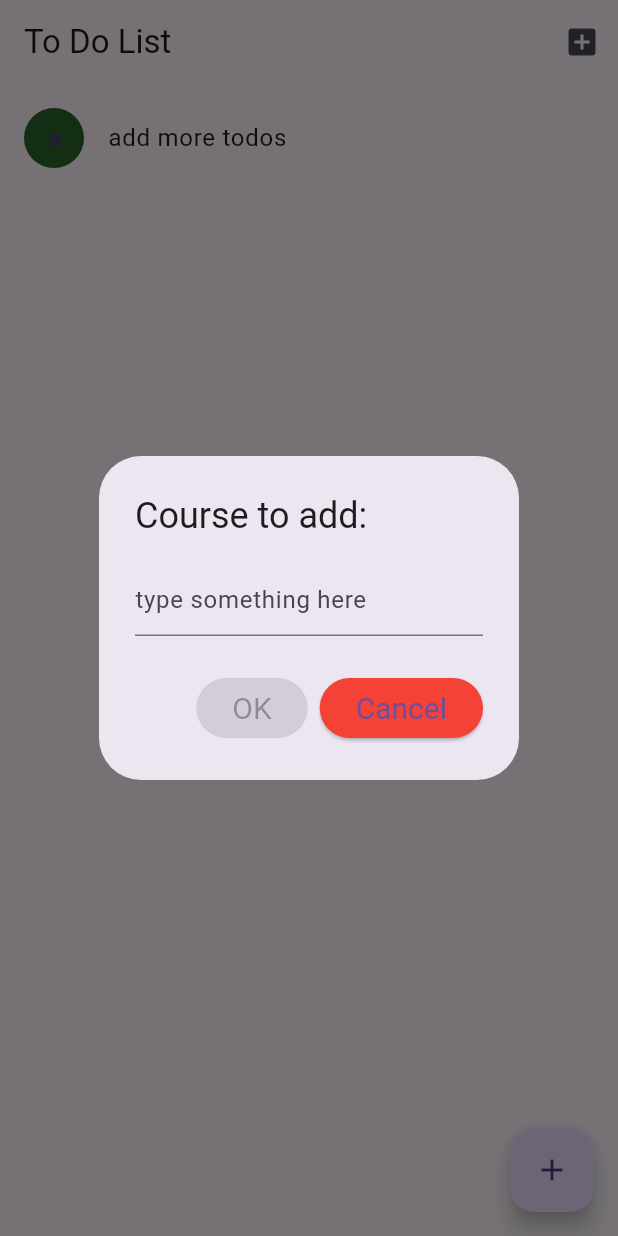
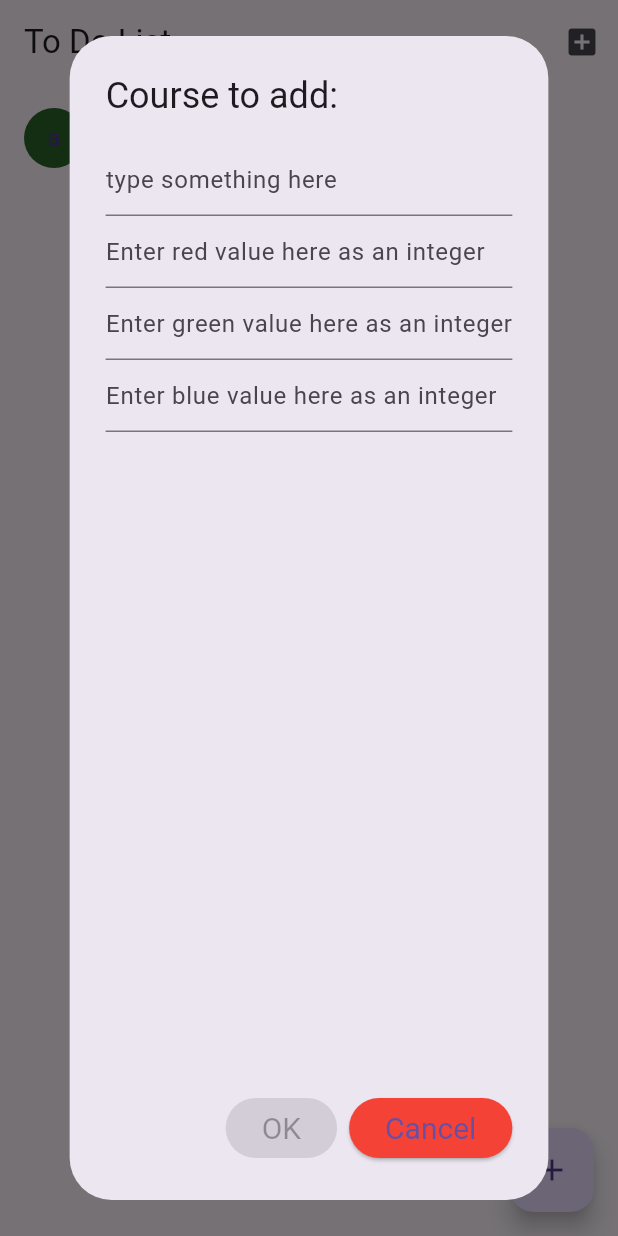
Before and after one commit to tuck3rb/emergency_checklists, a Flutter app: the screen it shows after launch, after a tap on the "add box" icon, on a phone screen of 412 x 824 dp. Run offline on Flutter 3.47's test engine with Material 3 defaults, Android fonts, the light colour scheme and no system bars.

Commit message:
Made new course dialog work
new course dialog now creates a course

```diff
--- a/to_dont_list/lib/widgets/new_course_dialog.dart
+++ b/to_dont_list/lib/widgets/new_course_dialog.dart
@@ -1,7 +1,7 @@
 import 'package:flutter/material.dart';
 
-typedef ToDoListAddedCallback = Function(
-    String value, TextEditingController textController, Color color);
+typedef CourseAddedCallback = Function(
+    String value, TextEditingController textController, String r, TextEditingController rController, String g, TextEditingController gController, String b, TextEditingController bController);
 
 class NewCourseDialog extends StatefulWidget {
   const NewCourseDialog({
@@ -9,7 +9,7 @@ class NewCourseDialog extends StatefulWidget {
     required this.onListAdded,
   });
 
-  final ToDoListAddedCallback onListAdded;
+  final CourseAddedCallback onListAdded;
 
   @override
   State<NewCourseDialog> createState() => _NewCourseDialogState();
@@ -18,18 +18,26 @@ class NewCourseDialog extends StatefulWidget {
 class _NewCourseDialogState extends State<NewCourseDialog> {
   // Dialog with text from https://www.appsdeveloperblog.com/alert-dialog-with-a-text-field-in-flutter/
   final TextEditingController _inputController = TextEditingController();
+  final TextEditingController _rController = TextEditingController();
+  final TextEditingController _gController = TextEditingController();
+  final TextEditingController _bController = TextEditingController();
   final ButtonStyle yesStyle = ElevatedButton.styleFrom(
       textStyle: const TextStyle(fontSize: 20), backgroundColor: Colors.green);
   final ButtonStyle noStyle = ElevatedButton.styleFrom(
       textStyle: const TextStyle(fontSize: 20), backgroundColor: Colors.red);
 
   String valueText = "";
+  String r = "";
+  String g = "";
+  String b = "";
 
   @override
   Widget build(BuildContext context) {
     return AlertDialog(
       title: const Text('Course to add:'),
-      content: TextField(
+      content: Column(
+        children: <Widget>[
+          TextField(
             onChanged: (value) {
               setState(() {
                 valueText = value;
@@ -37,6 +45,36 @@ class _NewCourseDialogState extends State<NewCourseDialog> {
             },
             controller: _inputController,
             decoration: const InputDecoration(hintText: "type something here"),
+          ),
+          TextField(
+            onChanged: (value) {
+              setState(() {
+                r = value;
+              });
+            },
+            controller: _rController,
+            decoration: const InputDecoration(hintText: 'Enter red value here as an integer'),
+          ),
+          TextField(
+            onChanged: (value) {
+              setState(() {
+                g = value;
+              });
+            },
+            controller: _gController,
+            decoration: const InputDecoration(hintText: 'Enter green value here as an integer'),
+          ),
+          TextField(
+            onChanged: (value) {
+              setState(() {
+                b = value;
+              });
+            },
+            controller: _bController,
+            decoration: const InputDecoration(hintText: 'Enter blue value here as an integer'),
+          )
+
+        ]
       ),
       actions: <Widget>[
         ValueListenableBuilder<TextEditingValue>(
@@ -48,7 +86,7 @@ class _NewCourseDialogState extends State<NewCourseDialog> {
               onPressed: value.text.isNotEmpty
                   ? () {
                       setState(() {
-                        widget.onListAdded(valueText, _inputController, const Color.fromARGB(255, 25, 150, 50));
+                        widget.onListAdded(valueText, _inputController, r, _rController, g, _gController, b, _bController);
                         Navigator.pop(context);
                       });
                     }
```
Also changed, not shown: to_dont_list/lib/main.dart (+21 -30 lines). Lines whose indentation alone changed are shown as unchanged.
